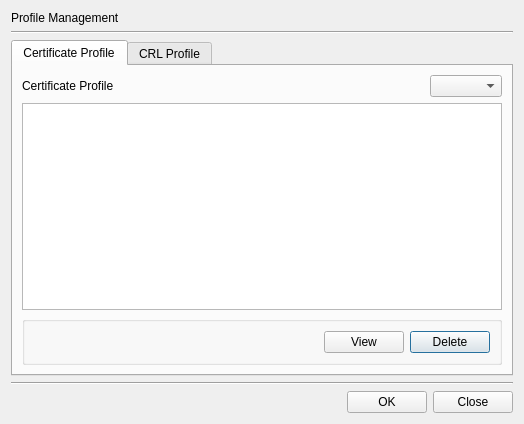
The window that CertMan/profile_man_dlg.ui (jykim74/CertMan) describes before a commit, drawn with Qt 5.
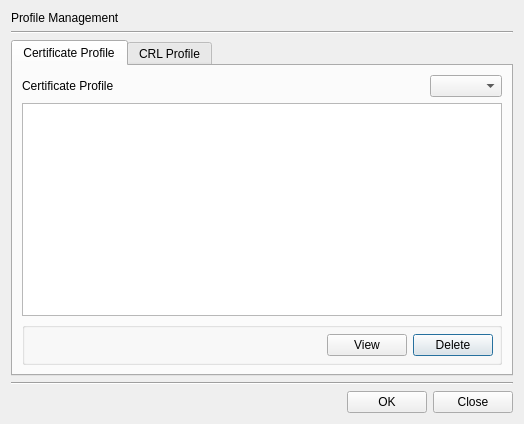
The same window after the commit. The open tabs and pages were chosen to show the change.

What changed in the file:
```diff
--- a/CertMan/profile_man_dlg.ui
+++ b/CertMan/profile_man_dlg.ui
@@ -96,17 +96,20 @@
           <string/>
          </property>
          <layout class="QVBoxLayout" name="verticalLayout_4">
+          <property name="spacing">
+           <number>6</number>
+          </property>
           <property name="leftMargin">
-           <number>9</number>
+           <number>6</number>
           </property>
           <property name="topMargin">
-           <number>9</number>
+           <number>6</number>
           </property>
           <property name="rightMargin">
-           <number>9</number>
+           <number>6</number>
           </property>
           <property name="bottomMargin">
-           <number>9</number>
+           <number>6</number>
           </property>
           <item>
            <layout class="QGridLayout" name="gridLayout_2">
```
Left out of the diff: 13 changed lines with no effect on the pictures.
